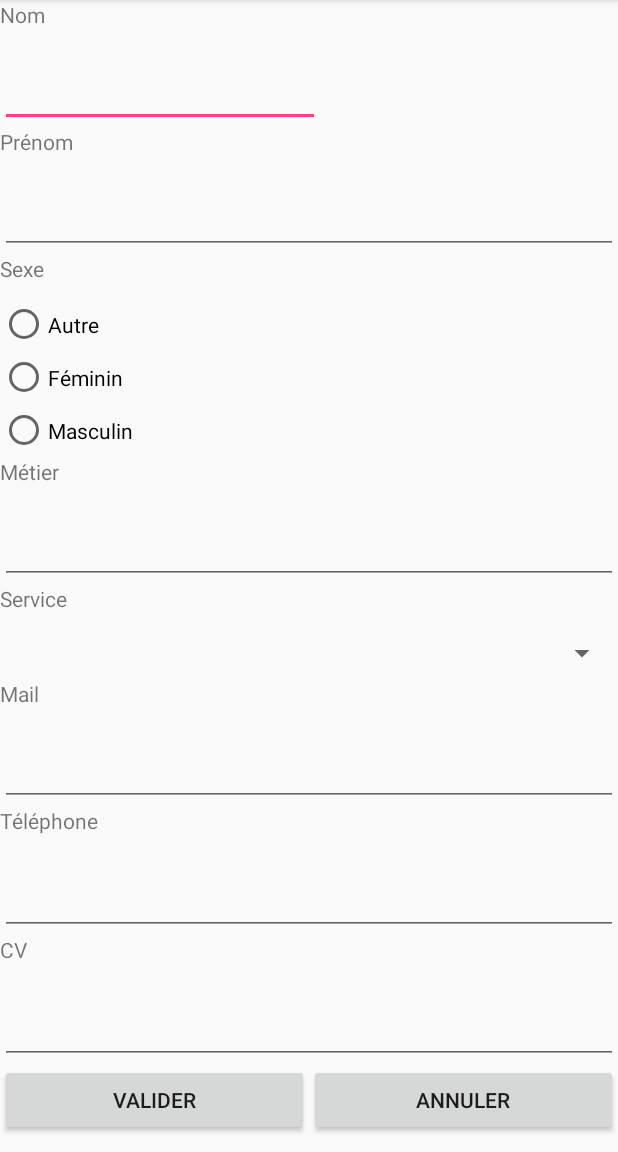
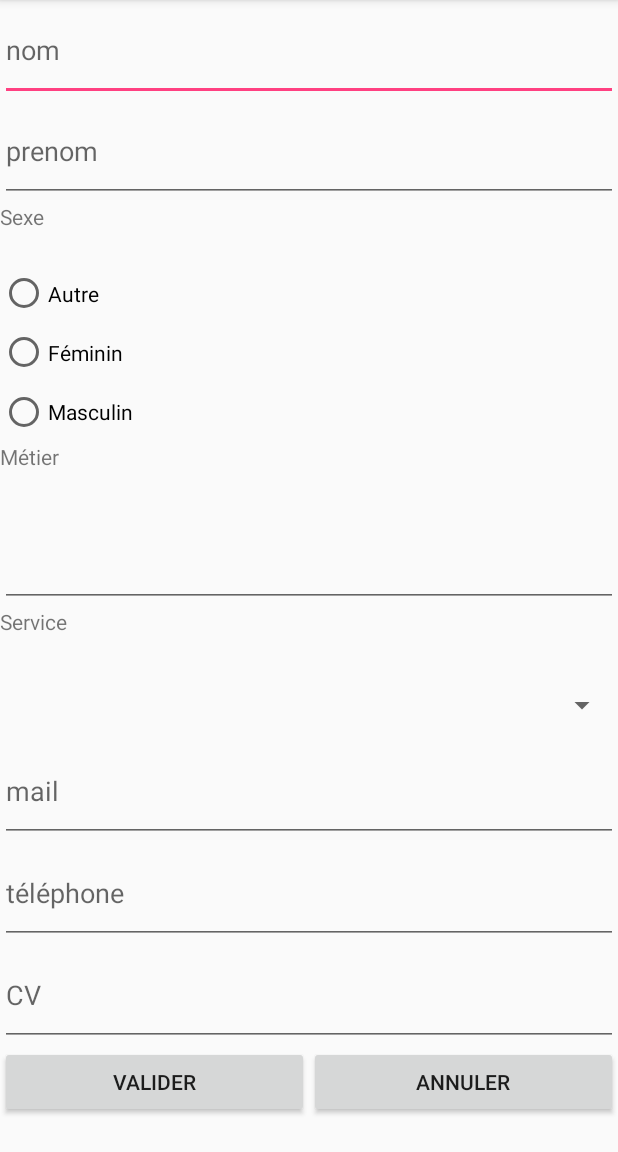
Before and after one commit to Saryx11/Projet-Final, an Android app: the AjoutActivity screen opened directly, with no data from a screen before it, on a phone screen of 412 x 824 dp, the part 84-1236 px from its top. Run offline under Robolectric (Android 15) with nearby library versions, the phone set to English and light mode, and no system bars.

Commit message:
layout V2 addbutton intent

```diff
--- a/app/src/main/java/com/example/benjaminlouis/projetfinal/Main.java
+++ b/app/src/main/java/com/example/benjaminlouis/projetfinal/Main.java
@@ -1,5 +1,6 @@
 package com.example.benjaminlouis.projetfinal;
 
+import android.content.Intent;
 import android.os.Bundle;
 import android.support.design.widget.FloatingActionButton;
 import android.support.design.widget.Snackbar;
@@ -27,8 +28,8 @@ public class Main extends AppCompatActivity
         fab.setOnClickListener(new View.OnClickListener() {
             @Override
             public void onClick(View view) {
-                Snackbar.make(view, "Replace with your own action", Snackbar.LENGTH_LONG)
-                        .setAction("Action", null).show();
+                Intent intent = new Intent(Main.this,AjoutActivity.class);
+                startActivity(intent);
             }
         });
 
--- a/app/src/main/res/layout/activity_ajout.xml
+++ b/app/src/main/res/layout/activity_ajout.xml
@@ -7,27 +7,14 @@
     tools:context="com.example.benjaminlouis.projetfinal.AjoutActivity"
     android:orientation="vertical">
 
-    <TextView
-        android:id="@+id/nomLabel"
-        android:layout_width="wrap_content"
-        android:layout_height="wrap_content"
-        android:layout_weight="1"
-        android:text="Nom" />
-
     <EditText
         android:id="@+id/nomEdit"
-        android:layout_width="wrap_content"
+        android:layout_width="match_parent"
         android:layout_height="wrap_content"
         android:layout_weight="1"
         android:ems="10"
+        android:hint="nom"
         android:inputType="textPersonName" />
-
-    <TextView
-        android:id="@+id/prenomLabel"
-        android:layout_width="match_parent"
-        android:layout_height="wrap_content"
-        android:layout_weight="1"
-        android:text="Prénom" />
 
     <EditText
         android:id="@+id/prenomEdit"
@@ -35,6 +22,7 @@
         android:layout_height="wrap_content"
         android:layout_weight="1"
         android:ems="10"
+        android:hint="prenom"
         android:inputType="textPersonName" />
 
     <TextView
@@ -97,27 +85,14 @@
         android:layout_height="wrap_content"
         android:layout_weight="1" />
 
-    <TextView
-        android:id="@+id/mailLabel"
-        android:layout_width="match_parent"
-        android:layout_height="wrap_content"
-        android:layout_weight="1"
-        android:text="Mail" />
-
     <EditText
         android:id="@+id/mailEdit"
         android:layout_width="match_parent"
         android:layout_height="wrap_content"
         android:layout_weight="1"
         android:ems="10"
+        android:hint="mail"
         android:inputType="textEmailAddress" />
-
-    <TextView
-        android:id="@+id/telephoneLabel"
-        android:layout_width="match_parent"
-        android:layout_height="wrap_content"
-        android:layout_weight="1"
-        android:text="Téléphone" />
 
     <EditText
         android:id="@+id/telephoneEdit"
@@ -125,14 +100,8 @@
         android:layout_height="wrap_content"
         android:layout_weight="1"
         android:ems="10"
+        android:hint="téléphone"
         android:inputType="phone" />
-
-    <TextView
-        android:id="@+id/cvLabel"
-        android:layout_width="match_parent"
-        android:layout_height="wrap_content"
-        android:layout_weight="1"
-        android:text="CV" />
 
     <EditText
         android:id="@+id/cvEdit"
@@ -140,6 +109,7 @@
         android:layout_height="wrap_content"
         android:layout_weight="1"
         android:ems="10"
+        android:hint="CV"
         android:inputType="textMultiLine" />
 
     <LinearLayout
```
